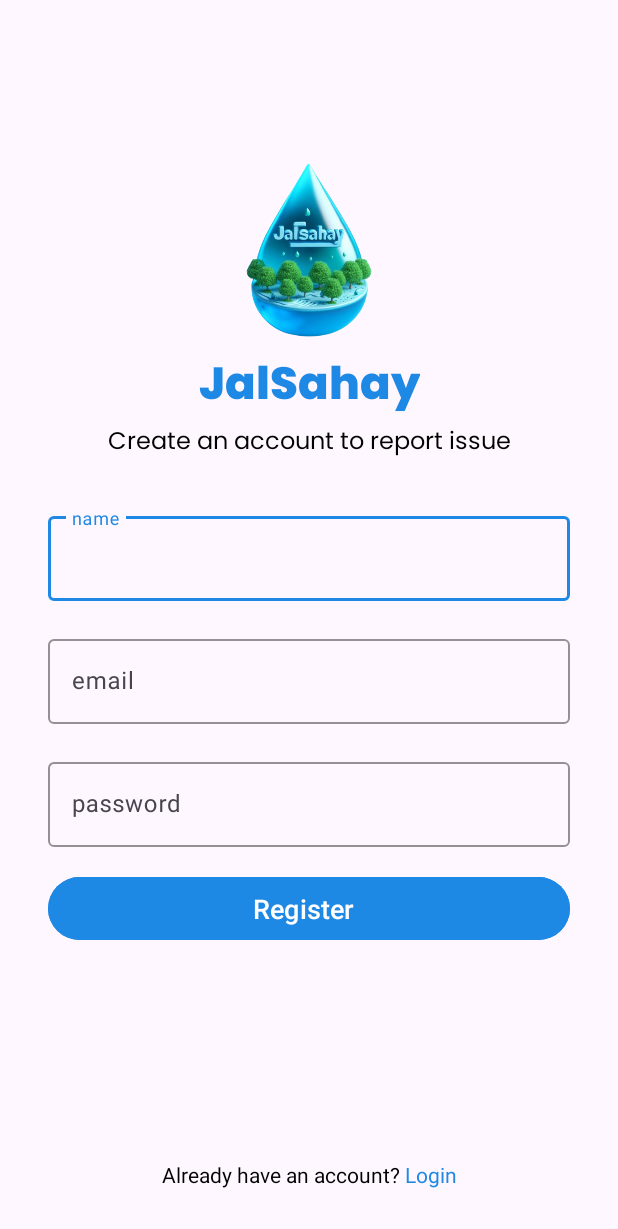
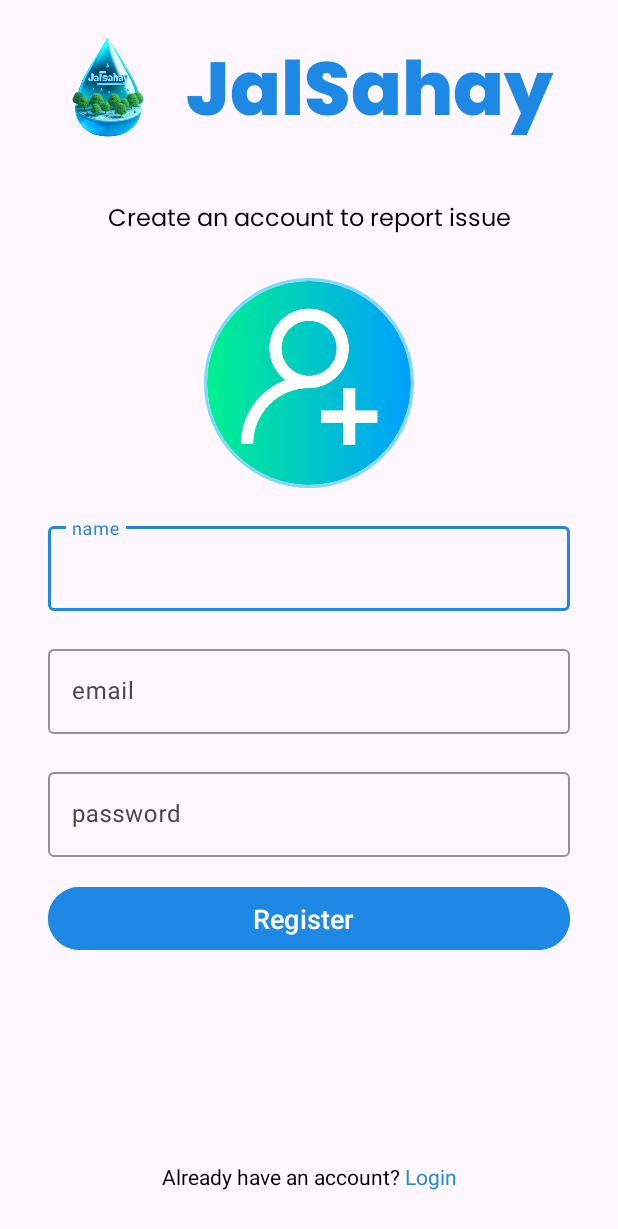
Before and after one commit to priyachauhan2003/JALSAHAY, an Android app: the screen it shows after launch (SignUpActivity), on a phone screen of 412 x 824 dp. Shown: the top 1229 px of the screen. Run offline under Robolectric (Android 15) with nearby library versions, the phone set to English and light mode, and no system bars; our stand-ins replace CircleImageView, Firebase (no records; nobody signed in at launch, a user with empty details on screens opened directly); Roboto replaces fonts that are not available here.

Commit message:
profile fragment user info fetch, signup activity changed

```diff
--- a/app/build.gradle
+++ b/app/build.gradle
@@ -48,9 +48,11 @@ dependencies {
     implementation 'androidx.lifecycle:lifecycle-viewmodel-ktx:2.7.0'
     implementation 'androidx.navigation:navigation-fragment-ktx:2.7.7'
     implementation 'androidx.navigation:navigation-ui-ktx:2.7.7'
+    implementation 'com.google.firebase:firebase-storage:21.0.0'
     testImplementation 'junit:junit:4.13.2'
     androidTestImplementation 'androidx.test.ext:junit:1.1.5'
     androidTestImplementation 'androidx.test.espresso:espresso-core:3.5.1'
     implementation'com.google.firebase:firebase-bom:33.0.0'
     implementation 'de.hdodenhof:circleimageview:3.1.0'
+    implementation 'com.squareup.picasso:picasso:2.8'
 }
--- a/app/src/main/java/com/techmania/jalsahay/utils/Constants.kt
+++ b/app/src/main/java/com/techmania/jalsahay/utils/Constants.kt
@@ -1,3 +1,4 @@
 package com.techmania.jalsahay.utils
 
 const val USER_NODE = "User"
+const val USER_PROFILE_FOLDER = "Profile"
--- a/app/src/main/res/layout/activity_login.xml
+++ b/app/src/main/res/layout/activity_login.xml
@@ -34,15 +34,16 @@
         android:id="@+id/textView4"
         android:layout_width="wrap_content"
         android:layout_height="wrap_content"
-        android:layout_marginTop="50dp"
+        android:layout_marginTop="60dp"
         android:fontFamily="@font/poppins"
         android:text="Welcome back to address water issues"
         android:textColor="#000000"
         android:textSize="16dp"
         android:theme="@style/text_theme"
         app:layout_constraintEnd_toEndOf="@+id/textView2"
+        app:layout_constraintHorizontal_bias="0.52"
         app:layout_constraintStart_toStartOf="@+id/textView2"
-        app:layout_constraintTop_toTopOf="@+id/textView2" />
+        app:layout_constraintTop_toBottomOf="@+id/imageView3" />
 
     <com.google.android.material.textfield.TextInputLayout
         android:id="@+id/email"
--- a/app/src/main/res/layout/activity_sign_up.xml
+++ b/app/src/main/res/layout/activity_sign_up.xml
@@ -7,56 +7,48 @@
     android:layout_height="match_parent"
     tools:context=".SignUpActivity">
 
-    <ImageView
-        android:id="@+id/imageView3"
-        android:layout_width="140dp"
-        android:layout_height="140dp"
-        android:layout_marginTop="100dp"
-        app:layout_constraintEnd_toEndOf="parent"
-        app:layout_constraintStart_toStartOf="parent"
-        app:layout_constraintTop_toTopOf="parent"
-        app:srcCompat="@drawable/jalsahaylogo2" />
 
     <TextView
         android:id="@+id/textView2"
         android:layout_width="wrap_content"
         android:layout_height="wrap_content"
-        android:layout_marginTop="132dp"
+        android:layout_marginTop="20dp"
         android:fontFamily="@font/poppins_extrabold_italic"
+        android:foregroundGravity="center_horizontal"
         android:text="JalSahay"
         android:textColor="@color/blue"
         android:theme="@style/Jalsahay_text"
-        app:layout_constraintEnd_toEndOf="@+id/imageView3"
-        app:layout_constraintStart_toStartOf="@+id/imageView3"
-        app:layout_constraintTop_toTopOf="@+id/imageView3" />
+        app:layout_constraintEnd_toEndOf="@+id/name"
+        app:layout_constraintStart_toEndOf="@+id/imageView5"
+        app:layout_constraintTop_toTopOf="parent" />
 
     <TextView
         android:id="@+id/textView4"
         android:layout_width="wrap_content"
         android:layout_height="wrap_content"
-        android:layout_marginTop="50dp"
+        android:layout_marginTop="25dp"
         android:fontFamily="@font/poppins"
         android:text="Create an account to report issue"
         android:textColor="#000000"
         android:textSize="16dp"
         android:theme="@style/text_theme"
-        app:layout_constraintEnd_toEndOf="@+id/textView2"
-        app:layout_constraintStart_toStartOf="@+id/textView2"
-        app:layout_constraintTop_toTopOf="@+id/textView2" />
+        app:layout_constraintEnd_toEndOf="parent"
+        app:layout_constraintStart_toStartOf="parent"
+        app:layout_constraintTop_toBottomOf="@+id/textView2" />
 
     <com.google.android.material.textfield.TextInputLayout
         android:id="@+id/name"
         android:layout_width="match_parent"
         android:layout_height="wrap_content"
         android:layout_marginStart="32dp"
-        android:layout_marginTop="30dp"
+        android:layout_marginTop="20dp"
         android:layout_marginEnd="32dp"
         android:hint="name"
         app:boxStrokeColor="@color/blue"
         app:hintTextColor="@color/blue"
         app:layout_constraintEnd_toEndOf="parent"
         app:layout_constraintStart_toStartOf="parent"
-        app:layout_constraintTop_toBottomOf="@+id/textView4">
+        app:layout_constraintTop_toBottomOf="@+id/profile_image">
 
         <com.google.android.material.textfield.TextInputEditText
             android:layout_width="match_parent"
@@ -132,4 +124,26 @@
         app:layout_constraintTop_toBottomOf="@+id/sign_up_btn"
         app:layout_constraintVertical_bias="0.82" />
 
+    <de.hdodenhof.circleimageview.CircleImageView
+        android:id="@+id/profile_image"
+        android:layout_width="140dp"
+        android:layout_height="140dp"
+        android:layout_marginTop="25dp"
+        android:src="@drawable/add_user"
+        app:civ_border_color="@color/light_blue"
+        app:civ_border_width="2dp"
+        app:layout_constraintEnd_toEndOf="parent"
+        app:layout_constraintStart_toStartOf="parent"
+        app:layout_constraintTop_toBottomOf="@+id/textView4" />
+
+    <ImageView
+        android:id="@+id/imageView5"
+        android:layout_width="80dp"
+        android:layout_height="80dp"
+        android:foregroundGravity="center_horizontal"
+        app:layout_constraintBottom_toBottomOf="@+id/textView2"
+        app:layout_constraintStart_toStartOf="@+id/name"
+        app:layout_constraintTop_toTopOf="@+id/textView2"
+        app:layout_constraintVertical_bias="0.0"
+        app:srcCompat="@drawable/jalsahaylogo2" />
 </androidx.constraintlayout.widget.ConstraintLayout>
--- a/app/src/main/res/values/themes.xml
+++ b/app/src/main/res/values/themes.xml
@@ -7,7 +7,7 @@
     <style name="Jalsahay_text">
 
         <item name="android:fontFamily">@font/poppins_extrabold_italic</item>
-        <item name="android:textSize">30dp</item>
+        <item name="android:textSize">50dp</item>
 
     </style>
     <style name="text_theme">
```
Also changed, not shown: app/src/main/java/com/techmania/jalsahay/SignUpActivity.kt (+19 -0 lines), app/src/main/java/com/techmania/jalsahay/fragments/ProfileFragment.kt (+22 -35 lines), app/src/main/java/com/techmania/jalsahay/utils/Utils.kt (added, +16 -0 lines), app/src/main/res/drawable/rectangle_button.xml (added, +10 -0 lines), app/src/main/res/layout/fragment_home.xml (+8 -3 lines), app/src/main/res/layout/fragment_profile.xml (+24 -28 lines), app/src/main/res/drawable/add_user.png (added).
